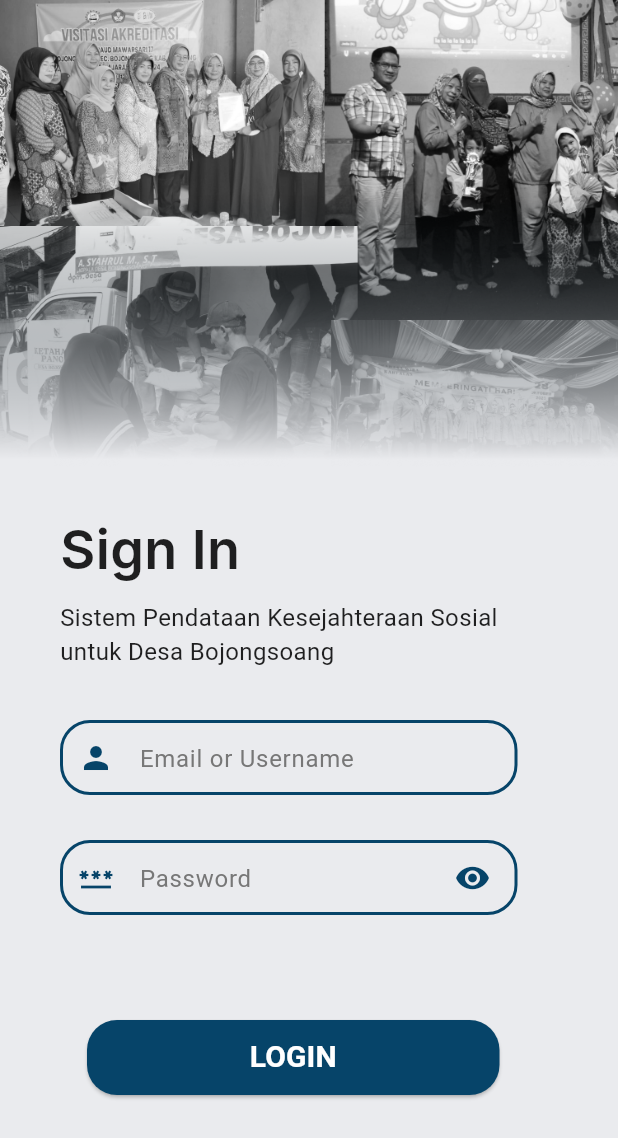
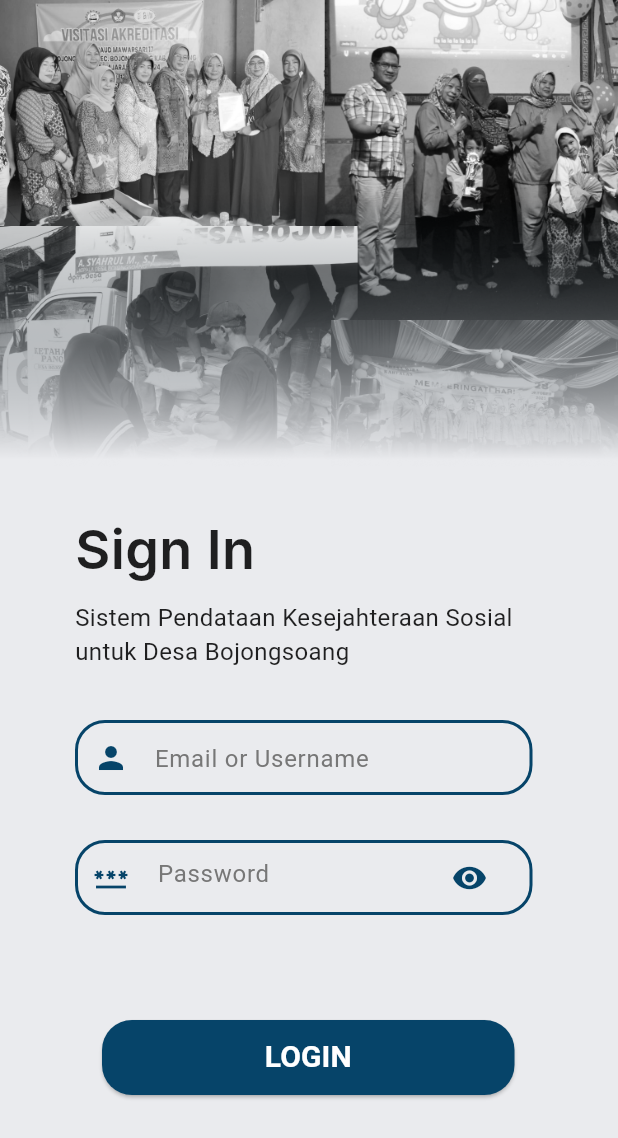
Before and after one commit to Wery-wer/Innovillage, a Flutter app: the screen it shows after launch, on a phone screen of 412 x 824 dp. Shown: the top 1138 px of the screen. Run offline on Flutter 3.47's test engine with Material 3 defaults, Android fonts, the phone set to English and light mode, and no system bars; Roboto replaces fonts that are missing (Inter, Poppins).

Commit message:
update sign in

```diff
--- a/innovillage/lib/screen/sign_in.dart
+++ b/innovillage/lib/screen/sign_in.dart
@@ -2,12 +2,22 @@ import 'package:flutter/material.dart';
 
 class SignInPage extends StatefulWidget {
   const SignInPage({super.key});
+
 
   @override
   State<SignInPage> createState() => _SignInPageState();
 }
 
 class _SignInPageState extends State<SignInPage> {
+  TextEditingController emailController = TextEditingController();
+  TextEditingController passwordController = TextEditingController();
+  bool _obscureText = true;
+
+  void _login() async{
+    String email = emailController.text;
+    String password = passwordController.text;
+  }
+
   @override
   Widget build(BuildContext context) {
     return Scaffold(
@@ -33,7 +43,7 @@ class _SignInPageState extends State<SignInPage> {
                       child: Container(
                         width: 294,
                         height: 81,
-                        margin: const EdgeInsets.symmetric(horizontal: 40),
+                        margin: const EdgeInsets.symmetric(horizontal: 50),
                         alignment: Alignment.topLeft,
                         child: Stack(
                           children: [
@@ -103,6 +113,7 @@ class _SignInPageState extends State<SignInPage> {
                                         width: 210,
                                         height: 50,
                                         child: TextField(
+                                          controller: passwordController,
                                           obscureText: false,
                                           decoration: InputDecoration(
                                             border: InputBorder.none,
@@ -149,14 +160,31 @@ class _SignInPageState extends State<SignInPage> {
                                         ),
                                       ),
                                       SizedBox(
-                                        width: 17,
+                                        width: 19,
                                       ),
                                       Container(
-                                        width: 210,
+                                      width: 245,
                                       height: 50,
                                       child: TextField(
-                                          obscureText: true,
+                                        controller: passwordController,
+                                        obscureText: _obscureText, // Use the _obscureText variable here
                                         decoration: InputDecoration(
+                                          suffixIcon: Padding(
+                                            padding: const EdgeInsets.only(right: 13),
+                                            child: IconButton(
+                                              icon: Icon(
+                                                _obscureText
+                                                    ? Icons.visibility
+                                                    : Icons.visibility_off,
+                                                color: Color(0xff064469),
+                                              ),
+                                              onPressed: () {
+                                                setState(() {
+                                                  _obscureText = !_obscureText;
+                                                });
+                                              },
+                                            ),
+                                          ),
                                           border: InputBorder.none,
                                           hintText: 'Password',
                                           hintStyle: TextStyle(
@@ -167,10 +195,6 @@ class _SignInPageState extends State<SignInPage> {
                                           ),
                                         ),
                                       ),
-                                      ),
-                                      Icon(
-                                        Icons.visibility,
-                                        color: Color(0xff064469),
                                     ),
                                     ],
                                   ),
```
Lines whose indentation alone changed are shown as unchanged.
